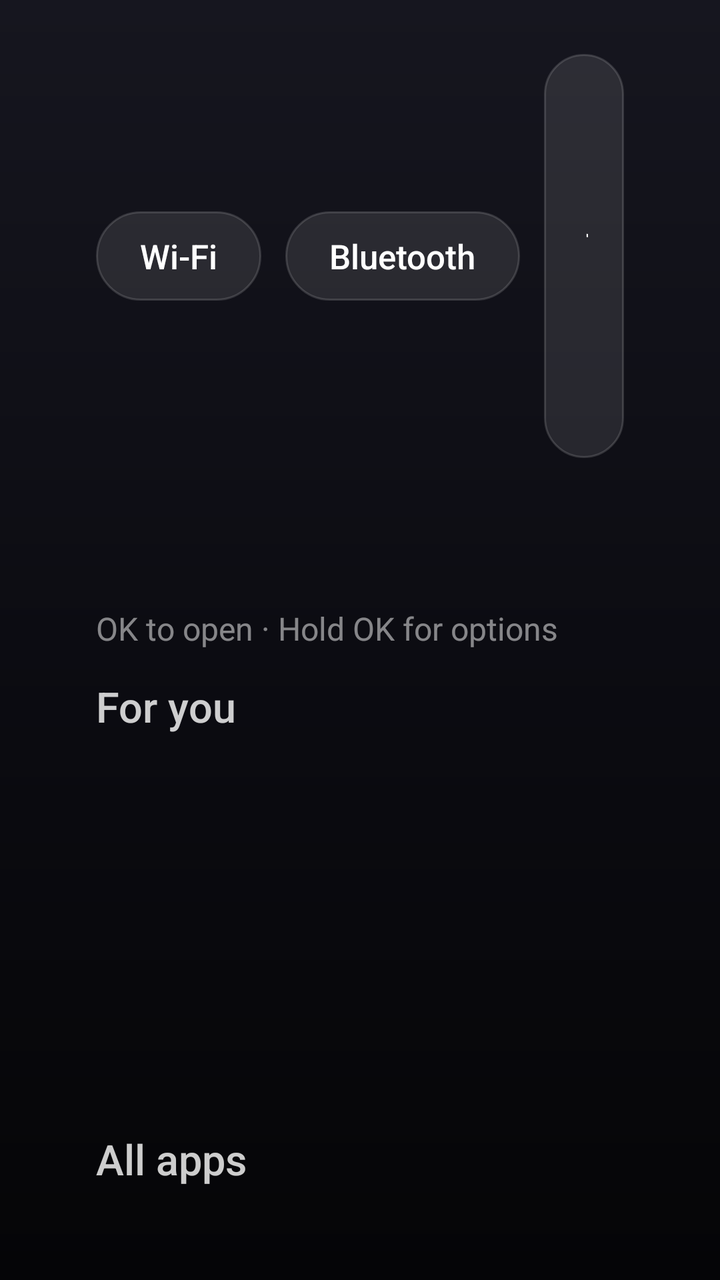
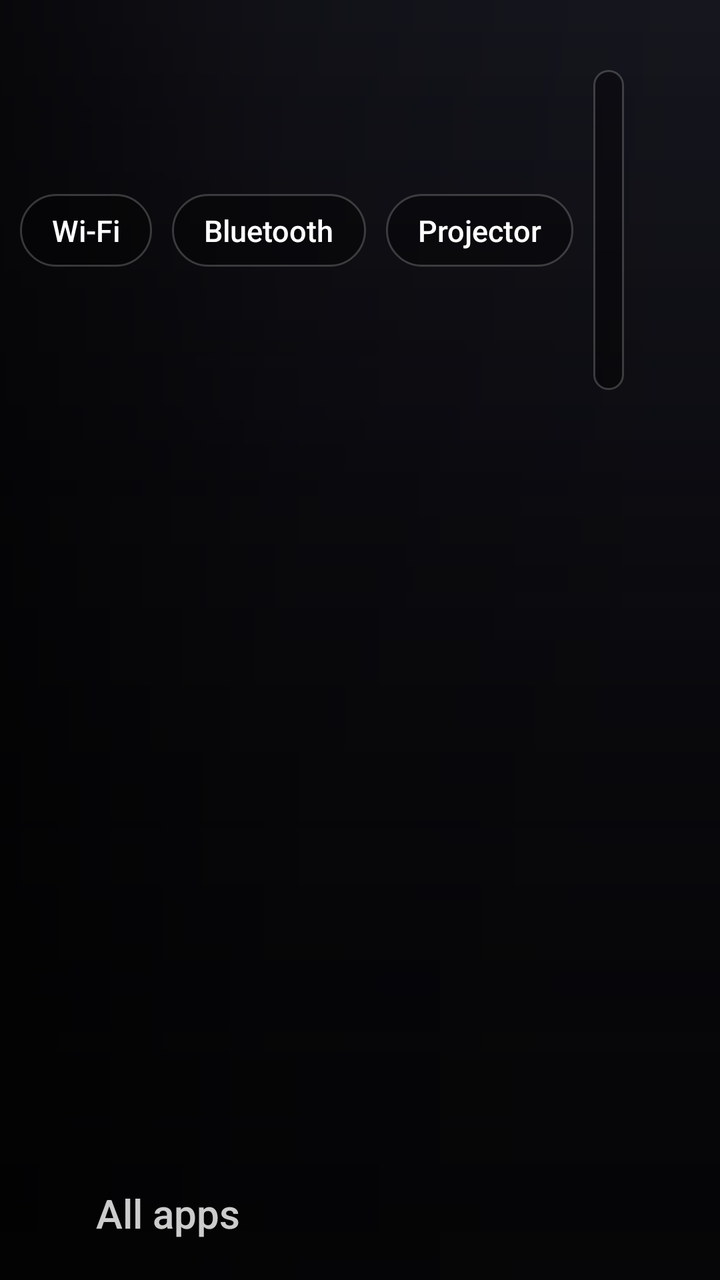

Screens rendered from an Android XML layout before and after an edit, with the pre-edit source and the edit as a unified diff.
<!-- AndroidManifest.xml: application theme Theme.ProjectorLauncher -->
<!-- res/layout/activity_main.xml -->
<?xml version="1.0" encoding="utf-8"?>
<FrameLayout xmlns:android="http://schemas.android.com/apk/res/android"
    android:layout_width="match_parent"
    android:layout_height="match_parent"
    android:background="@drawable/bg_home">

    
    <View
        android:id="@+id/ambient_glow"
        android:layout_width="match_parent"
        android:layout_height="match_parent" />

    
    <LinearLayout
        android:id="@+id/content"
        android:layout_width="match_parent"
        android:layout_height="match_parent"
        android:clipChildren="false"
        android:clipToPadding="false"
        android:orientation="vertical"
        android:paddingStart="48dp"
        android:paddingTop="27dp"
        android:paddingEnd="48dp">

        <LinearLayout
            android:layout_width="match_parent"
            android:layout_height="wrap_content"
            android:gravity="center_vertical"
            android:orientation="horizontal">

            <TextView
                android:id="@+id/btn_wifi"
                style="@style/QuickButton"
                android:layout_marginStart="0dp"
                android:text="@string/wifi" />

            <TextView
                android:id="@+id/btn_bluetooth"
                style="@style/QuickButton"
                android:text="@string/bluetooth" />

            <TextView
                android:id="@+id/btn_projector"
                style="@style/QuickButton"
                android:text="@string/projector" />

            <TextView
                android:id="@+id/btn_settings"
                style="@style/QuickButton"
                android:text="@string/settings" />

            <TextView
                android:id="@+id/btn_launcher"
                style="@style/QuickButton"
                android:text="@string/launcher" />

            <View
                android:layout_width="0dp"
                android:layout_height="0dp"
                android:layout_weight="1" />

            <LinearLayout
                android:layout_width="wrap_content"
                android:layout_height="wrap_content"
                android:gravity="end"
                android:orientation="vertical">

                <TextClock
                    android:layout_width="wrap_content"
                    android:layout_height="wrap_content"
                    android:format12Hour="h:mm"
                    android:format24Hour="HH:mm"
                    android:textColor="@color/text_primary"
                    android:textSize="34sp"
                    android:textStyle="bold" />

                <TextClock
                    android:layout_width="wrap_content"
                    android:layout_height="wrap_content"
                    android:format12Hour="EEE, MMM d"
                    android:format24Hour="EEE, MMM d"
                    android:textColor="@color/text_secondary"
                    android:textSize="16sp" />
            </LinearLayout>
        </LinearLayout>

        <TextView
            android:id="@+id/focused_title"
            android:layout_width="match_parent"
            android:layout_height="wrap_content"
            android:layout_marginTop="18dp"
            android:ellipsize="end"
            android:fontFamily="sans-serif-medium"
            android:singleLine="true"
            android:textColor="@color/text_primary"
            android:textSize="42sp" />

        <TextView
            android:layout_width="wrap_content"
            android:layout_height="wrap_content"
            android:text="@string/focused_hint"
            android:textColor="@color/text_tertiary"
            android:textSize="16sp" />

        <TextView
            style="@style/SectionLabel"
            android:text="@string/favorites" />

        <androidx.recyclerview.widget.RecyclerView
            android:id="@+id/favorites_row"
            android:layout_width="match_parent"
            android:layout_height="184dp"
            android:clipChildren="false"
            android:clipToPadding="false" />

        <TextView
            android:id="@+id/favorites_hint"
            android:layout_width="match_parent"
            android:layout_height="wrap_content"
            android:paddingTop="12dp"
            android:paddingBottom="12dp"
            android:text="@string/favorites_hint"
            android:textColor="@color/text_secondary"
            android:textSize="18sp"
            android:visibility="gone" />

        <TextView
            style="@style/SectionLabel"
            android:text="@string/all_apps" />

        <androidx.recyclerview.widget.RecyclerView
            android:id="@+id/all_apps"
            android:layout_width="match_parent"
            android:layout_height="152dp"
            android:clipChildren="false"
            android:clipToPadding="false" />
    </LinearLayout>
</FrameLayout>
<!-- resources referenced by this layout -->
<resources>
  <color name="text_primary">#FFFFFFFF</color>
  <color name="text_secondary">#CCFFFFFF</color>
  <color name="text_tertiary">#80FFFFFF</color>
  <!-- drawable bg_home (drawable) -->
  <?xml version="1.0" encoding="utf-8"?>
  <shape xmlns:android="http://schemas.android.com/apk/res/android">
      <gradient
          android:angle="270"
          android:centerColor="#FF0C0C12"
          android:endColor="#FF050507"
          android:startColor="#FF16161F" />
  </shape>
  <string name="all_apps">All apps</string>
  <string name="bluetooth">Bluetooth</string>
  <string name="favorites">For you</string>
  <string name="favorites_hint">Hold OK (or press Menu) on any app to pin it here.</string>
  <string name="focused_hint">OK to open  ·  Hold OK for options</string>
  <string name="launcher">More</string>
  <string name="projector">Projector</string>
  <string name="settings">Settings</string>
  <string name="wifi">Wi-Fi</string>
  <style name="QuickButton">
          <item name="android:layout_width">wrap_content</item>
          <item name="android:layout_height">wrap_content</item>
          <item name="android:layout_marginStart">12dp</item>
          <item name="android:background">@drawable/quick_button_bg</item>
          <item name="android:clickable">true</item>
          <item name="android:focusable">true</item>
          <item name="android:fontFamily">sans-serif-medium</item>
          <item name="android:paddingStart">22dp</item>
          <item name="android:paddingTop">11dp</item>
          <item name="android:paddingEnd">22dp</item>
          <item name="android:paddingBottom">11dp</item>
          <item name="android:textColor">@color/quick_button_text</item>
          <item name="android:textSize">17sp</item>
      </style>
  <style name="SectionLabel">
          <item name="android:layout_width">wrap_content</item>
          <item name="android:layout_height">wrap_content</item>
          <item name="android:layout_marginTop">14dp</item>
          <item name="android:fontFamily">sans-serif-medium</item>
          <item name="android:textColor">@color/text_secondary</item>
          <item name="android:textSize">21sp</item>
      </style>
  <style name="Theme.ProjectorLauncher" parent="@android:style/Theme.Material.NoActionBar.Fullscreen">
          <item name="android:windowBackground">@color/window_background</item>
          <item name="android:windowShowWallpaper">false</item>
      </style>
  <!-- drawable quick_button_bg (drawable) -->
  <?xml version="1.0" encoding="utf-8"?>
  <selector xmlns:android="http://schemas.android.com/apk/res/android">
      <item android:state_focused="true">
          <shape>
              <corners android:radius="24dp" />
              <solid android:color="#FFFFFFFF" />
          </shape>
      </item>
      <item>
          <shape>
              <corners android:radius="24dp" />
              <solid android:color="#1AFFFFFF" />
              <stroke android:width="1dp" android:color="#26FFFFFF" />
          </shape>
      </item>
  </selector>
  <color name="window_background">#FF050507</color>
</resources>

<!-- the commit's change to res/layout/activity_main.xml (unified diff, before → after) -->
@@ -2,7 +2,8 @@
 <FrameLayout xmlns:android="http://schemas.android.com/apk/res/android"
     android:layout_width="match_parent"
     android:layout_height="match_parent"
-    android:background="@drawable/bg_home">
+    android:background="@drawable/bg_home"
+    android:clipChildren="false">
 
     
     <View
@@ -11,105 +12,151 @@
         android:layout_height="match_parent" />
 
     
-    <LinearLayout
-        android:id="@+id/content"
+    <ImageView
+        android:id="@+id/hero_image_a"
         android:layout_width="match_parent"
         android:layout_height="match_parent"
+        android:alpha="0"
+        android:importantForAccessibility="no"
+        android:scaleType="centerCrop" />
+
+    <ImageView
+        android:id="@+id/hero_image_b"
+        android:layout_width="match_parent"
+        android:layout_height="match_parent"
+        android:alpha="0"
+        android:importantForAccessibility="no"
+        android:scaleType="centerCrop" />
+
+    
+    <View
+        android:layout_width="match_parent"
+        android:layout_height="match_parent"
+        android:background="@drawable/scrim_bottom" />
+
+    <View
+        android:layout_width="match_parent"
+        android:layout_height="match_parent"
+        android:background="@drawable/scrim_left" />
+
+    <View
+        android:id="@+id/dock_scrim"
+        android:layout_width="match_parent"
+        android:layout_height="match_parent"
+        android:alpha="0"
+        android:background="#B3050507" />
+
+    
+    <LinearLayout
+        android:id="@+id/hero_text"
+        android:layout_width="640dp"
+        android:layout_height="wrap_content"
+        android:layout_gravity="bottom|start"
+        android:layout_marginStart="48dp"
+        android:layout_marginBottom="250dp"
+        android:orientation="vertical">
+
+        <TextView
+            android:id="@+id/hero_title"
+            android:layout_width="match_parent"
+            android:layout_height="wrap_content"
+            android:ellipsize="end"
+            android:fontFamily="sans-serif-black"
+            android:maxLines="2"
+            android:shadowColor="#99000000"
+            android:shadowDy="2"
+            android:shadowRadius="8"
+            android:textColor="@color/text_primary"
+            android:textSize="46sp" />
+
+        <TextView
+            android:id="@+id/hero_meta"
+            android:layout_width="match_parent"
+            android:layout_height="wrap_content"
+            android:layout_marginTop="6dp"
+            android:fontFamily="sans-serif-medium"
+            android:textColor="@color/text_secondary"
+            android:textSize="17sp" />
+
+        <TextView
+            android:id="@+id/hero_overview"
+            android:layout_width="match_parent"
+            android:layout_height="wrap_content"
+            android:layout_marginTop="10dp"
+            android:ellipsize="end"
+            android:lineSpacingExtra="3dp"
+            android:maxLines="3"
+            android:textColor="@color/text_secondary"
+            android:textSize="17sp" />
+    </LinearLayout>
+
+    <LinearLayout
+        android:layout_width="wrap_content"
+        android:layout_height="wrap_content"
+        android:layout_gravity="top|end"
+        android:layout_marginTop="27dp"
+        android:layout_marginEnd="48dp"
+        android:gravity="center_vertical"
+        android:orientation="horizontal">
+
+        <TextView
+            android:id="@+id/btn_wifi"
+            style="@style/QuickButton"
+            android:text="@string/wifi" />
+
+        <TextView
+            android:id="@+id/btn_bluetooth"
+            style="@style/QuickButton"
+            android:text="@string/bluetooth" />
+
+        <TextView
+            android:id="@+id/btn_projector"
+            style="@style/QuickButton"
+            android:text="@string/projector" />
+
+        <TextView
+            android:id="@+id/btn_settings"
+            style="@style/QuickButton"
+            android:text="@string/settings" />
+
+        <TextView
+            android:id="@+id/btn_launcher"
+            style="@style/QuickButton"
+            android:text="@string/launcher" />
+
+        <TextClock
+            android:layout_width="wrap_content"
+            android:layout_height="wrap_content"
+            android:layout_marginStart="16dp"
+            android:background="@drawable/clock_pill"
+            android:fontFamily="sans-serif-medium"
+            android:format12Hour="h:mm a"
+            android:format24Hour="HH:mm"
+            android:paddingStart="16dp"
+            android:paddingTop="8dp"
+            android:paddingEnd="16dp"
+            android:paddingBottom="8dp"
+            android:textColor="@color/text_primary"
+            android:textSize="17sp" />
+    </LinearLayout>
+
+    
+    <LinearLayout
+        android:id="@+id/dock"
+        android:layout_width="match_parent"
+        android:layout_height="wrap_content"
+        android:layout_gravity="bottom"
         android:clipChildren="false"
         android:clipToPadding="false"
         android:orientation="vertical"
-        android:paddingStart="48dp"
-        android:paddingTop="27dp"
-        android:paddingEnd="48dp">
-
-        <LinearLayout
-            android:layout_width="match_parent"
-            android:layout_height="wrap_content"
-            android:gravity="center_vertical"
-            android:orientation="horizontal">
-
-            <TextView
-                android:id="@+id/btn_wifi"
-                style="@style/QuickButton"
-                android:layout_marginStart="0dp"
-                android:text="@string/wifi" />
-
-            <TextView
-                android:id="@+id/btn_bluetooth"
-                style="@style/QuickButton"
-                android:text="@string/bluetooth" />
-
-            <TextView
-                android:id="@+id/btn_projector"
-                style="@style/QuickButton"
-                android:text="@string/projector" />
-
-            <TextView
-                android:id="@+id/btn_settings"
-                style="@style/QuickButton"
-                android:text="@string/settings" />
-
-            <TextView
-                android:id="@+id/btn_launcher"
-                style="@style/QuickButton"
-                android:text="@string/launcher" />
-
-            <View
-                android:layout_width="0dp"
-                android:layout_height="0dp"
-                android:layout_weight="1" />
-
-            <LinearLayout
-                android:layout_width="wrap_content"
-                android:layout_height="wrap_content"
-                android:gravity="end"
-                android:orientation="vertical">
-
-                <TextClock
-                    android:layout_width="wrap_content"
-                    android:layout_height="wrap_content"
-                    android:format12Hour="h:mm"
-                    android:format24Hour="HH:mm"
-                    android:textColor="@color/text_primary"
-                    android:textSize="34sp"
-                    android:textStyle="bold" />
-
-                <TextClock
-                    android:layout_width="wrap_content"
-                    android:layout_height="wrap_content"
-                    android:format12Hour="EEE, MMM d"
-                    android:format24Hour="EEE, MMM d"
-                    android:textColor="@color/text_secondary"
-                    android:textSize="16sp" />
-            </LinearLayout>
-        </LinearLayout>
-
-        <TextView
-            android:id="@+id/focused_title"
-            android:layout_width="match_parent"
-            android:layout_height="wrap_content"
-            android:layout_marginTop="18dp"
-            android:ellipsize="end"
-            android:fontFamily="sans-serif-medium"
-            android:singleLine="true"
-            android:textColor="@color/text_primary"
-            android:textSize="42sp" />
-
-        <TextView
-            android:layout_width="wrap_content"
-            android:layout_height="wrap_content"
-            android:text="@string/focused_hint"
-            android:textColor="@color/text_tertiary"
-            android:textSize="16sp" />
-
-        <TextView
-            style="@style/SectionLabel"
-            android:text="@string/favorites" />
+        android:paddingStart="38dp"
+        android:paddingEnd="38dp"
+        android:paddingBottom="20dp">
 
         <androidx.recyclerview.widget.RecyclerView
             android:id="@+id/favorites_row"
             android:layout_width="match_parent"
-            android:layout_height="184dp"
+            android:layout_height="wrap_content"
             android:clipChildren="false"
             android:clipToPadding="false" />
 
@@ -117,6 +164,7 @@
             android:id="@+id/favorites_hint"
             android:layout_width="match_parent"
             android:layout_height="wrap_content"
+            android:paddingStart="10dp"
             android:paddingTop="12dp"
             android:paddingBottom="12dp"
             android:text="@string/favorites_hint"
@@ -125,13 +173,15 @@
             android:visibility="gone" />
 
         <TextView
+            android:id="@+id/all_apps_label"
             style="@style/SectionLabel"
+            android:paddingStart="10dp"
             android:text="@string/all_apps" />
 
         <androidx.recyclerview.widget.RecyclerView
             android:id="@+id/all_apps"
             android:layout_width="match_parent"
-            android:layout_height="152dp"
+            android:layout_height="wrap_content"
             android:clipChildren="false"
             android:clipToPadding="false" />
     </LinearLayout>
<!-- resource entries referenced after the edit -->
@@ -2,7 +2,6 @@
 <resources>
   <color name="text_primary">#FFFFFFFF</color>
   <color name="text_secondary">#CCFFFFFF</color>
-  <color name="text_tertiary">#80FFFFFF</color>
   <!-- drawable bg_home (drawable) -->
   <?xml version="1.0" encoding="utf-8"?>
   <shape xmlns:android="http://schemas.android.com/apk/res/android">
@@ -12,11 +11,36 @@
           android:endColor="#FF050507"
           android:startColor="#FF16161F" />
   </shape>
+  <!-- drawable clock_pill (drawable) -->
+  <?xml version="1.0" encoding="utf-8"?>
+  <shape xmlns:android="http://schemas.android.com/apk/res/android">
+      <corners android:radius="20dp" />
+      <solid android:color="#59000000" />
+      <stroke android:width="1dp" android:color="#33FFFFFF" />
+  </shape>
+  <!-- drawable scrim_bottom (drawable) -->
+  <?xml version="1.0" encoding="utf-8"?>
+  <shape xmlns:android="http://schemas.android.com/apk/res/android">
+      <gradient
+          android:angle="90"
+          android:centerColor="#80050507"
+          android:centerY="0.35"
+          android:endColor="#00050507"
+          android:startColor="#F2050507" />
+  </shape>
+  <!-- drawable scrim_left (drawable) -->
+  <?xml version="1.0" encoding="utf-8"?>
+  <shape xmlns:android="http://schemas.android.com/apk/res/android">
+      <gradient
+          android:angle="0"
+          android:centerColor="#40000000"
+          android:centerX="0.4"
+          android:endColor="#00000000"
+          android:startColor="#A6000000" />
+  </shape>
   <string name="all_apps">All apps</string>
   <string name="bluetooth">Bluetooth</string>
-  <string name="favorites">For you</string>
   <string name="favorites_hint">Hold OK (or press Menu) on any app to pin it here.</string>
-  <string name="focused_hint">OK to open  ·  Hold OK for options</string>
   <string name="launcher">More</string>
   <string name="projector">Projector</string>
   <string name="settings">Settings</string>
@@ -24,25 +48,25 @@
   <style name="QuickButton">
           <item name="android:layout_width">wrap_content</item>
           <item name="android:layout_height">wrap_content</item>
-          <item name="android:layout_marginStart">12dp</item>
+          <item name="android:layout_marginStart">10dp</item>
           <item name="android:background">@drawable/quick_button_bg</item>
           <item name="android:clickable">true</item>
           <item name="android:focusable">true</item>
           <item name="android:fontFamily">sans-serif-medium</item>
-          <item name="android:paddingStart">22dp</item>
-          <item name="android:paddingTop">11dp</item>
-          <item name="android:paddingEnd">22dp</item>
-          <item name="android:paddingBottom">11dp</item>
+          <item name="android:paddingStart">16dp</item>
+          <item name="android:paddingTop">8dp</item>
+          <item name="android:paddingEnd">16dp</item>
+          <item name="android:paddingBottom">8dp</item>
           <item name="android:textColor">@color/quick_button_text</item>
-          <item name="android:textSize">17sp</item>
+          <item name="android:textSize">15sp</item>
       </style>
   <style name="SectionLabel">
           <item name="android:layout_width">wrap_content</item>
           <item name="android:layout_height">wrap_content</item>
-          <item name="android:layout_marginTop">14dp</item>
+          <item name="android:layout_marginTop">10dp</item>
           <item name="android:fontFamily">sans-serif-medium</item>
           <item name="android:textColor">@color/text_secondary</item>
-          <item name="android:textSize">21sp</item>
+          <item name="android:textSize">20sp</item>
       </style>
   <style name="Theme.ProjectorLauncher" parent="@android:style/Theme.Material.NoActionBar.Fullscreen">
           <item name="android:windowBackground">@color/window_background</item>
@@ -53,15 +77,15 @@
   <selector xmlns:android="http://schemas.android.com/apk/res/android">
       <item android:state_focused="true">
           <shape>
-              <corners android:radius="24dp" />
+              <corners android:radius="20dp" />
               <solid android:color="#FFFFFFFF" />
           </shape>
       </item>
       <item>
           <shape>
-              <corners android:radius="24dp" />
-              <solid android:color="#1AFFFFFF" />
-              <stroke android:width="1dp" android:color="#26FFFFFF" />
+              <corners android:radius="20dp" />
+              <solid android:color="#59000000" />
+              <stroke android:width="1dp" android:color="#33FFFFFF" />
           </shape>
       </item>
   </selector>
